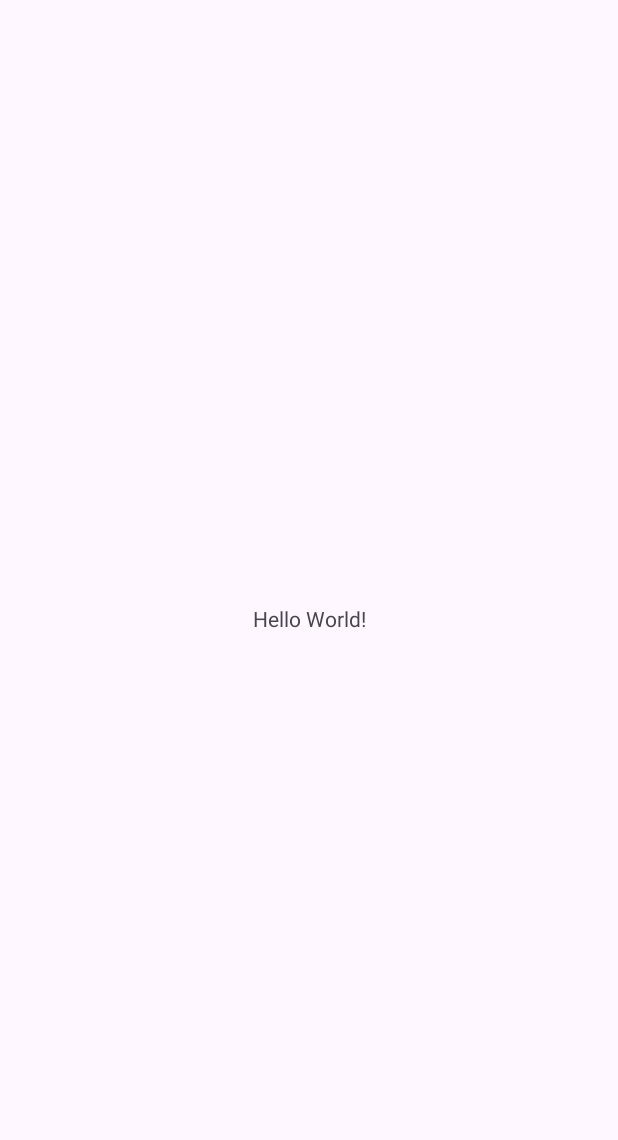
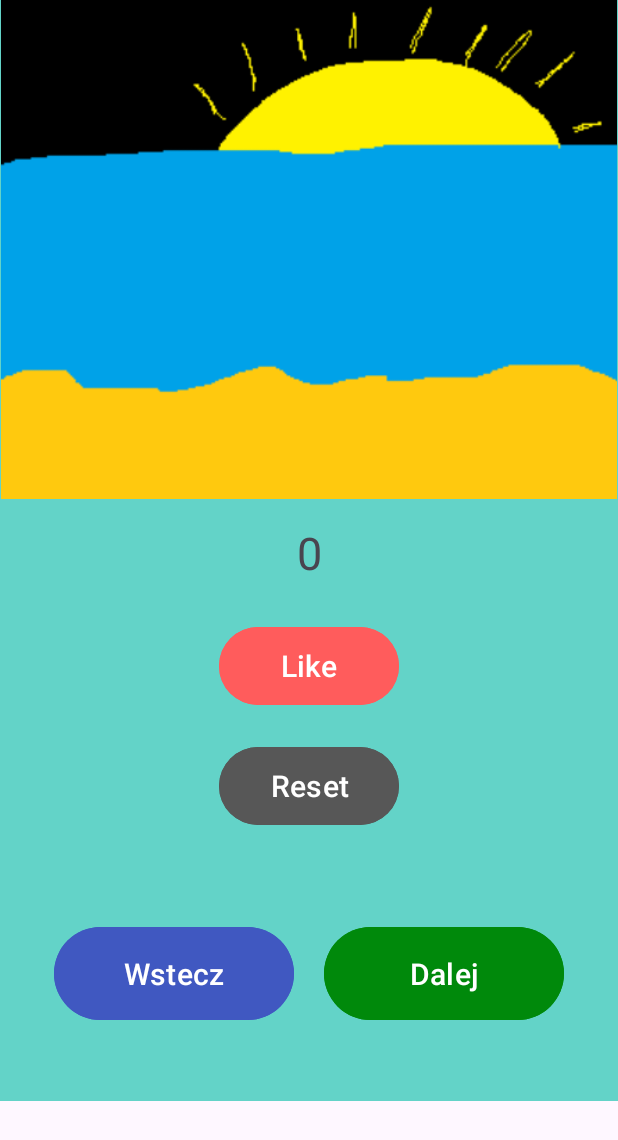
Before and after one commit to BeardedPirate1984/ShortTest1, an Android app: the screen it shows after launch (MainActivity), on a phone screen of 412 x 824 dp. Before the commit the part shown is almost empty. Shown: the top 1140 px of the screen. Run offline under Robolectric (Android 15) with nearby library versions, the phone set to English and light mode, and no system bars.

Commit message:
view: add main app view

```diff
--- a/app/src/main/res/layout/activity_main.xml
+++ b/app/src/main/res/layout/activity_main.xml
@@ -1,19 +1,74 @@
 <?xml version="1.0" encoding="utf-8"?>
-<androidx.constraintlayout.widget.ConstraintLayout xmlns:android="http://schemas.android.com/apk/res/android"
+<LinearLayout xmlns:android="http://schemas.android.com/apk/res/android"
     xmlns:app="http://schemas.android.com/apk/res-auto"
     xmlns:tools="http://schemas.android.com/tools"
     android:id="@+id/main"
     android:layout_width="match_parent"
-    android:layout_height="match_parent"
-    tools:context=".MainActivity">
+    android:layout_height="wrap_content"
+    android:orientation="vertical"
+    tools:context=".MainActivity"
+    android:background="#63D3C8">
+
+    <ImageView
+        android:id="@+id/imageView"
+        android:layout_width="match_parent"
+        android:layout_height="wrap_content"
+        app:srcCompat="@drawable/sun"
+        android:adjustViewBounds="true"/>
 
     <TextView
-        android:layout_width="wrap_content"
+        android:id="@+id/textView"
+        android:layout_width="match_parent"
         android:layout_height="wrap_content"
-        android:text="Hello World!"
-        app:layout_constraintBottom_toBottomOf="parent"
-        app:layout_constraintEnd_toEndOf="parent"
-        app:layout_constraintStart_toStartOf="parent"
-        app:layout_constraintTop_toTopOf="parent" />
+        android:text="0"
+        android:textAlignment="center"
+        android:textSize="30dp"
+        android:layout_margin="15dp"/>
 
-</androidx.constraintlayout.widget.ConstraintLayout>
+    <Button
+        android:id="@+id/button"
+        android:layout_width="120dp"
+        android:layout_gravity="center"
+        android:layout_margin="10dp"
+        android:layout_height="60dp"
+        android:textSize="20dp"
+        android:text="Like"
+        android:backgroundTint="#FF5C5C"/>
+
+    <Button
+        android:id="@+id/button2"
+        android:layout_width="120dp"
+        android:layout_height="60dp"
+        android:layout_gravity="center"
+        android:layout_margin="10dp"
+        android:textSize="20dp"
+        android:backgroundTint="#575757"
+        android:text="Reset" />
+
+    <LinearLayout
+        android:layout_width="match_parent"
+        android:layout_height="170dp"
+        android:orientation="horizontal"
+        android:background="#63D3C8"
+        android:gravity="center">
+
+        <Button
+            android:id="@+id/button3"
+            android:layout_width="160dp"
+            android:layout_height="70dp"
+            android:layout_margin="10dp"
+            android:textSize="20dp"
+            android:backgroundTint="#4058C1"
+            android:text="Wstecz" />
+
+        <Button
+            android:id="@+id/button4"
+            android:layout_width="160dp"
+            android:layout_height="70dp"
+            android:layout_margin="10dp"
+            android:textSize="20dp"
+            android:backgroundTint="#00890B"
+            android:text="Dalej" />
+    </LinearLayout>
+
+</LinearLayout>
```
Also changed, not shown: app/src/main/res/drawable/sun.png (added).
